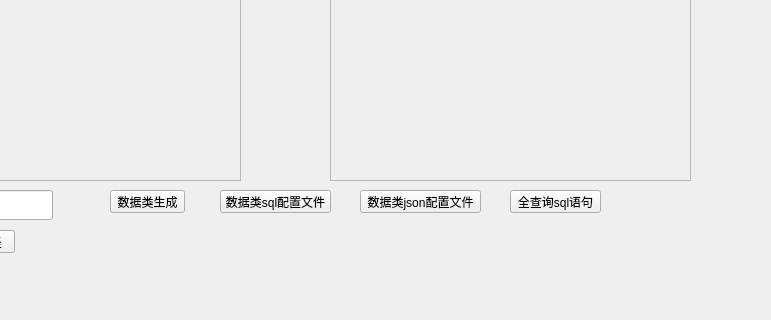
Before: the Qt Designer form mainwindow.ui in lzxqaq/CodeGenerator, drawn with Qt 5; both pictures show x 130 to 901 and y 400 to 720 of the 1366 by 720 pixel window.
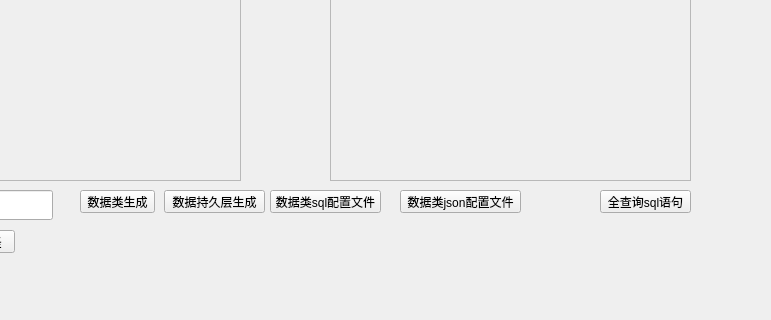
After: the same form once the commit is applied.

Patch:
```diff
--- a/mainwindow.ui
+++ b/mainwindow.ui
@@ -293,7 +293,7 @@
    <widget class="QPushButton" name="btnGenClass">
     <property name="geometry">
      <rect>
-      <x>240</x>
+      <x>210</x>
       <y>590</y>
       <width>75</width>
       <height>23</height>
@@ -306,7 +306,7 @@
    <widget class="QPushButton" name="btnGenSqlCfg">
     <property name="geometry">
      <rect>
-      <x>350</x>
+      <x>400</x>
       <y>590</y>
       <width>111</width>
       <height>23</height>
@@ -324,7 +324,7 @@
    <widget class="QPushButton" name="btnGenJsonCfg">
     <property name="geometry">
      <rect>
-      <x>490</x>
+      <x>530</x>
       <y>590</y>
       <width>121</width>
       <height>23</height>
@@ -342,7 +342,7 @@
    <widget class="QPushButton" name="btnGenSelectAllSql">
     <property name="geometry">
      <rect>
-      <x>640</x>
+      <x>730</x>
       <y>590</y>
       <width>91</width>
       <height>23</height>
@@ -468,6 +468,19 @@
      <string>修改</string>
     </property>
    </widget>
+   <widget class="QPushButton" name="btnGenDao">
+    <property name="geometry">
+     <rect>
+      <x>294</x>
+      <y>590</y>
+      <width>101</width>
+      <height>23</height>
+     </rect>
+    </property>
+    <property name="text">
+     <string>数据持久层生成</string>
+    </property>
+   </widget>
   </widget>
   <widget class="QMenuBar" name="menubar">
    <property name="geometry">
```
